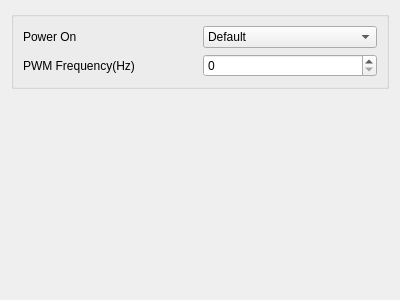
Old version of the form source/wnd/ui/mrvsystem.ui in the repository ww4u/megarobostudio.
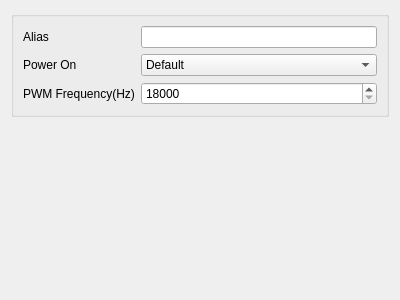
New version of the form.

Diff of the .ui file:
```diff
--- a/source/wnd/ui/mrvsystem.ui
+++ b/source/wnd/ui/mrvsystem.ui
@@ -20,21 +20,21 @@
       <string/>
      </property>
      <layout class="QGridLayout" name="gridLayout_2">
-      <item row="2" column="0">
+      <item row="3" column="0">
        <widget class="QLabel" name="label_2">
         <property name="text">
          <string>PWM Frequency(Hz)</string>
         </property>
        </widget>
       </item>
-      <item row="0" column="0">
+      <item row="1" column="0">
        <widget class="QLabel" name="label">
         <property name="text">
          <string>Power On</string>
         </property>
        </widget>
       </item>
-      <item row="0" column="1">
+      <item row="1" column="1">
        <widget class="QComboBox" name="cmbPwr">
         <item>
          <property name="text">
@@ -48,8 +48,25 @@
         </item>
        </widget>
       </item>
-      <item row="2" column="1">
-       <widget class="QSpinBox" name="spinPwm"/>
+      <item row="3" column="1">
+       <widget class="QSpinBox" name="spinPwm">
+        <property name="minimum">
+         <number>18000</number>
+        </property>
+        <property name="maximum">
+         <number>72000</number>
+        </property>
+       </widget>
+      </item>
+      <item row="0" column="0">
+       <widget class="QLabel" name="label_3">
+        <property name="text">
+         <string>Alias</string>
+        </property>
+       </widget>
+      </item>
+      <item row="0" column="1">
+       <widget class="QLineEdit" name="edtAlias"/>
       </item>
      </layout>
     </widget>
```
